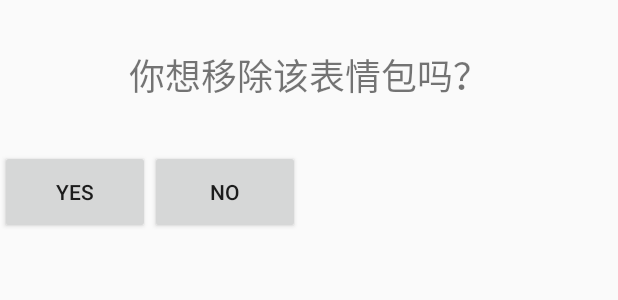
After one commit to Hua-Guan/MyEmoji, an Android app: the layout dialog_delete_emoji.xml on its own in the app's theme, with its tools: preview values and no code run, on a phone screen of 412 x 824 dp. The commit adds this screen. Shown: the top 300 px of the screen. Run offline under Robolectric (Android 15) with nearby library versions, the phone set to English and light mode, and no system bars.

Commit message:
更新长按弹出删除表情包弹窗

```diff
--- a/app/src/main/java/pri/guanhua/myemoji/view/EmojiAlbumFragment.java
+++ b/app/src/main/java/pri/guanhua/myemoji/view/EmojiAlbumFragment.java
@@ -40,6 +40,9 @@ import pri.guanhua.myemoji.model.entity.EmojisEntity;
 import pri.guanhua.myemoji.model.viewmodel.AppViewModel;
 import pri.guanhua.myemoji.utils.MyUtils;
 
+/**
+ * 这个Fragment会展示用户创建的收藏夹。
+ */
 public class EmojiAlbumFragment extends Fragment {
 
     private View mView = null;
--- /dev/null
+++ b/app/src/main/res/layout/dialog_delete_emoji.xml
@@ -0,0 +1,33 @@
+<?xml version="1.0" encoding="utf-8"?>
+<LinearLayout xmlns:android="http://schemas.android.com/apk/res/android"
+    android:orientation="vertical"
+    android:layout_width="match_parent"
+    android:layout_height="200dp">
+
+    <TextView
+        android:layout_width="match_parent"
+        android:layout_height="100dp"
+        android:text="你想移除该表情包吗？"
+        android:textSize="24dp"
+        android:gravity="center"/>
+
+    <LinearLayout
+        android:layout_width="match_parent"
+        android:layout_height="100dp"
+        android:orientation="horizontal">
+
+        <Button
+            android:id="@+id/btn_yes"
+            android:layout_width="100dp"
+            android:layout_height="56dp"
+            android:text="yes"/>
+
+        <Button
+            android:id="@+id/btn_no"
+            android:layout_width="100dp"
+            android:layout_height="56dp"
+            android:text="no"/>
+
+    </LinearLayout>
+
+</LinearLayout>
```
Also changed, not shown: app/src/main/java/pri/guanhua/myemoji/view/EmojisFragment.java (+37 -0 lines).
